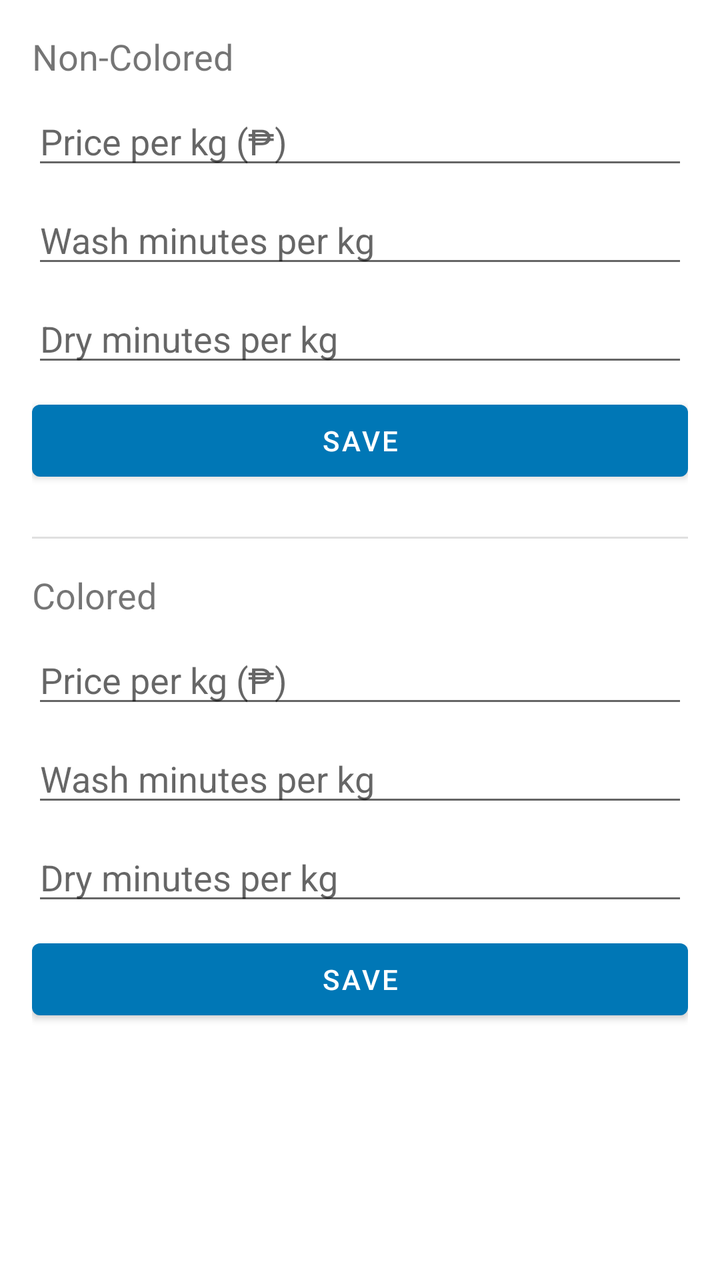
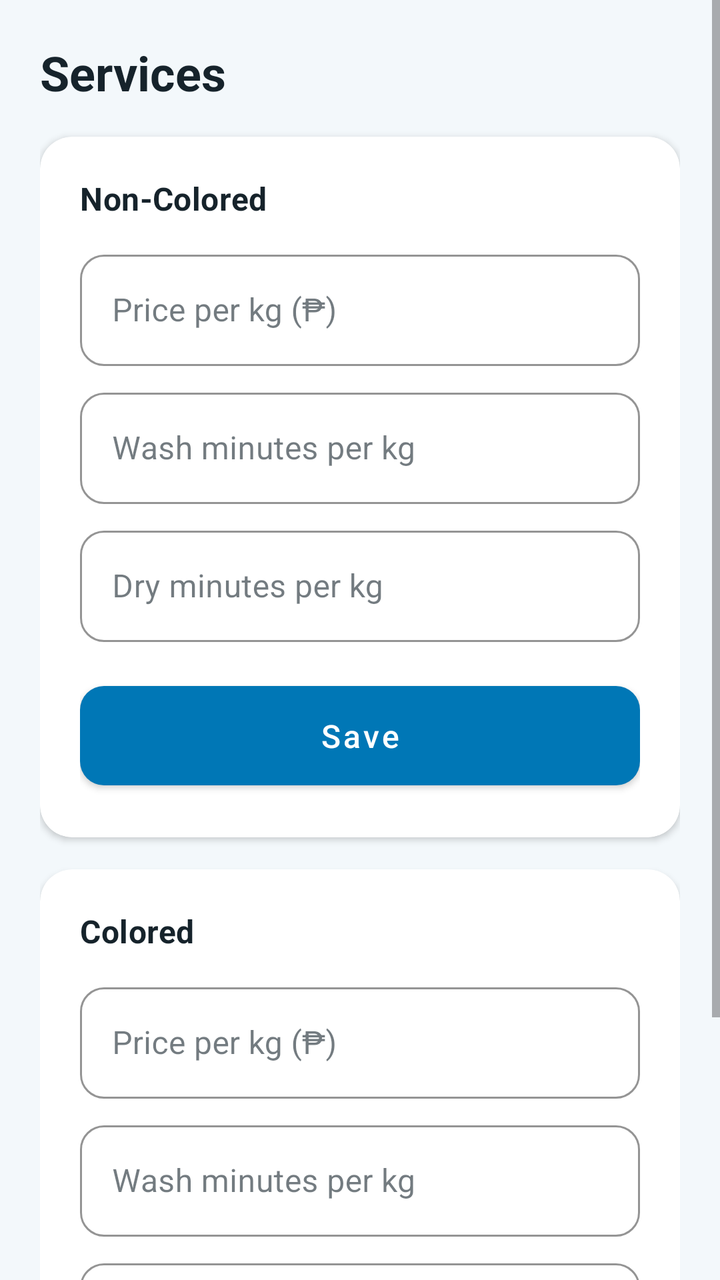

The first picture is an Android layout as it rendered before a commit; the second is the same layout after the commit. The layout source and the unified diff follow.
<!-- AndroidManifest.xml: application theme Theme.WashApp -->
<!-- res/layout/fragment_service_config.xml -->
<?xml version="1.0" encoding="utf-8"?>
<ScrollView xmlns:android="http://schemas.android.com/apk/res/android"
    android:layout_width="match_parent"
    android:layout_height="match_parent">

    <LinearLayout
        android:layout_width="match_parent"
        android:layout_height="wrap_content"
        android:orientation="vertical"
        android:padding="16dp">

        <TextView
            android:layout_width="wrap_content"
            android:layout_height="wrap_content"
            android:text="@string/title_service_non_colored"
            android:textSize="18sp" />

        <EditText
            android:id="@+id/nonColoredPriceInput"
            android:layout_width="match_parent"
            android:layout_height="wrap_content"
            android:hint="@string/hint_price_per_kg"
            android:inputType="numberDecimal"
            android:layout_marginTop="8dp" />

        <EditText
            android:id="@+id/nonColoredWashInput"
            android:layout_width="match_parent"
            android:layout_height="wrap_content"
            android:hint="@string/hint_wash_minutes_per_kg"
            android:inputType="number"
            android:layout_marginTop="8dp" />

        <EditText
            android:id="@+id/nonColoredDryInput"
            android:layout_width="match_parent"
            android:layout_height="wrap_content"
            android:hint="@string/hint_dry_minutes_per_kg"
            android:inputType="number"
            android:layout_marginTop="8dp" />

        <Button
            android:id="@+id/saveNonColoredButton"
            android:layout_width="match_parent"
            android:layout_height="wrap_content"
            android:text="@string/action_save"
            android:layout_marginTop="8dp" />

        <View
            android:layout_width="match_parent"
            android:layout_height="1dp"
            android:background="?android:attr/listDivider"
            android:layout_marginTop="24dp"
            android:layout_marginBottom="16dp" />

        <TextView
            android:layout_width="wrap_content"
            android:layout_height="wrap_content"
            android:text="@string/title_service_colored"
            android:textSize="18sp" />

        <EditText
            android:id="@+id/coloredPriceInput"
            android:layout_width="match_parent"
            android:layout_height="wrap_content"
            android:hint="@string/hint_price_per_kg"
            android:inputType="numberDecimal"
            android:layout_marginTop="8dp" />

        <EditText
            android:id="@+id/coloredWashInput"
            android:layout_width="match_parent"
            android:layout_height="wrap_content"
            android:hint="@string/hint_wash_minutes_per_kg"
            android:inputType="number"
            android:layout_marginTop="8dp" />

        <EditText
            android:id="@+id/coloredDryInput"
            android:layout_width="match_parent"
            android:layout_height="wrap_content"
            android:hint="@string/hint_dry_minutes_per_kg"
            android:inputType="number"
            android:layout_marginTop="8dp" />

        <Button
            android:id="@+id/saveColoredButton"
            android:layout_width="match_parent"
            android:layout_height="wrap_content"
            android:text="@string/action_save"
            android:layout_marginTop="8dp" />

    </LinearLayout>

</ScrollView>
<!-- resources referenced by this layout -->
<resources>
  <string name="action_save">Save</string>
  <string name="hint_dry_minutes_per_kg">Dry minutes per kg</string>
  <string name="hint_price_per_kg">Price per kg (₱)</string>
  <string name="hint_wash_minutes_per_kg">Wash minutes per kg</string>
  <string name="title_service_colored">Colored</string>
  <string name="title_service_non_colored">Non-Colored</string>
  <style name="Theme.WashApp" parent="Theme.MaterialComponents.DayNight.NoActionBar">
          <item name="colorPrimary">@color/washapp_primary</item>
          <item name="colorPrimaryDark">@color/washapp_primary_dark</item>
          <item name="colorAccent">@color/washapp_accent</item>
          <item name="android:windowBackground">@color/washapp_background</item>
      </style>
  <color name="washapp_primary">#0077B6</color>
  <color name="washapp_primary_dark">#023E8A</color>
  <color name="washapp_accent">#48CAE4</color>
  <color name="washapp_background">#FFFFFF</color>
</resources>

<!-- the commit's change to res/layout/fragment_service_config.xml (unified diff, before → after) -->
@@ -1,94 +1,161 @@
 <?xml version="1.0" encoding="utf-8"?>
 <ScrollView xmlns:android="http://schemas.android.com/apk/res/android"
+    xmlns:app="http://schemas.android.com/apk/res-auto"
     android:layout_width="match_parent"
-    android:layout_height="match_parent">
+    android:layout_height="match_parent"
+    android:background="@color/washapp_background">
 
     <LinearLayout
         android:layout_width="match_parent"
         android:layout_height="wrap_content"
         android:orientation="vertical"
-        android:padding="16dp">
+        android:padding="20dp">
 
         <TextView
             android:layout_width="wrap_content"
             android:layout_height="wrap_content"
-            android:text="@string/title_service_non_colored"
-            android:textSize="18sp" />
+            android:text="@string/title_service_config"
+            android:textAppearance="@style/TextAppearance.WashApp.Headline"
+            android:layout_marginBottom="16dp" />
 
-        <EditText
-            android:id="@+id/nonColoredPriceInput"
+        <com.google.android.material.card.MaterialCardView
             android:layout_width="match_parent"
             android:layout_height="wrap_content"
-            android:hint="@string/hint_price_per_kg"
-            android:inputType="numberDecimal"
-            android:layout_marginTop="8dp" />
+            app:cardCornerRadius="16dp"
+            app:cardElevation="2dp"
+            app:strokeWidth="0dp">
 
-        <EditText
-            android:id="@+id/nonColoredWashInput"
+            <LinearLayout
+                android:layout_width="match_parent"
+                android:layout_height="wrap_content"
+                android:orientation="vertical"
+                android:padding="20dp">
+
+                <TextView
+                    android:layout_width="wrap_content"
+                    android:layout_height="wrap_content"
+                    android:text="@string/title_service_non_colored"
+                    android:textAppearance="@style/TextAppearance.WashApp.Title" />
+
+                <com.google.android.material.textfield.TextInputLayout
+                    android:layout_width="match_parent"
+                    android:layout_height="wrap_content"
+                    android:layout_marginTop="12dp"
+                    android:hint="@string/hint_price_per_kg">
+
+                    <com.google.android.material.textfield.TextInputEditText
+                        android:id="@+id/nonColoredPriceInput"
+                        android:layout_width="match_parent"
+                        android:layout_height="wrap_content"
+                        android:inputType="numberDecimal" />
+                </com.google.android.material.textfield.TextInputLayout>
+
+                <com.google.android.material.textfield.TextInputLayout
+                    android:layout_width="match_parent"
+                    android:layout_height="wrap_content"
+                    android:layout_marginTop="8dp"
+                    android:hint="@string/hint_wash_minutes_per_kg">
+
+                    <com.google.android.material.textfield.TextInputEditText
+                        android:id="@+id/nonColoredWashInput"
+                        android:layout_width="match_parent"
+                        android:layout_height="wrap_content"
+                        android:inputType="number" />
+                </com.google.android.material.textfield.TextInputLayout>
+
+                <com.google.android.material.textfield.TextInputLayout
+                    android:layout_width="match_parent"
+                    android:layout_height="wrap_content"
+                    android:layout_marginTop="8dp"
+                    android:hint="@string/hint_dry_minutes_per_kg">
+
+                    <com.google.android.material.textfield.TextInputEditText
+                        android:id="@+id/nonColoredDryInput"
+                        android:layout_width="match_parent"
+                        android:layout_height="wrap_content"
+                        android:inputType="number" />
+                </com.google.android.material.textfield.TextInputLayout>
+
+                <com.google.android.material.button.MaterialButton
+                    android:id="@+id/saveNonColoredButton"
+                    android:layout_width="match_parent"
+                    android:layout_height="wrap_content"
+                    android:text="@string/action_save"
+                    android:layout_marginTop="16dp" />
+
+            </LinearLayout>
+
+        </com.google.android.material.card.MaterialCardView>
+
+        <com.google.android.material.card.MaterialCardView
             android:layout_width="match_parent"
             android:layout_height="wrap_content"
-            android:hint="@string/hint_wash_minutes_per_kg"
-            android:inputType="number"
-            android:layout_marginTop="8dp" />
+            android:layout_marginTop="16dp"
+            app:cardCornerRadius="16dp"
+            app:cardElevation="2dp"
+            app:strokeWidth="0dp">
 
-        <EditText
-            android:id="@+id/nonColoredDryInput"
-            android:layout_width="match_parent"
-            android:layout_height="wrap_content"
-            android:hint="@string/hint_dry_minutes_per_kg"
-            android:inputType="number"
-            android:layout_marginTop="8dp" />
+            <LinearLayout
+                android:layout_width="match_parent"
+                android:layout_height="wrap_content"
+                android:orientation="vertical"
+                android:padding="20dp">
 
-        <Button
-            android:id="@+id/saveNonColoredButton"
-            android:layout_width="match_parent"
-            android:layout_height="wrap_content"
-            android:text="@string/action_save"
-            android:layout_marginTop="8dp" />
+                <TextView
+                    android:layout_width="wrap_content"
+                    android:layout_height="wrap_content"
+                    android:text="@string/title_service_colored"
+                    android:textAppearance="@style/TextAppearance.WashApp.Title" />
 
-        <View
-            android:layout_width="match_parent"
-            android:layout_height="1dp"
-            android:background="?android:attr/listDivider"
-            android:layout_marginTop="24dp"
-            android:layout_marginBottom="16dp" />
+                <com.google.android.material.textfield.TextInputLayout
+                    android:layout_width="match_parent"
+                    android:layout_height="wrap_content"
+                    android:layout_marginTop="12dp"
+                    android:hint="@string/hint_price_per_kg">
 
-        <TextView
-            android:layout_width="wrap_content"
-            android:layout_height="wrap_content"
-            android:text="@string/title_service_colored"
-            android:textSize="18sp" />
+                    <com.google.android.material.textfield.TextInputEditText
+                        android:id="@+id/coloredPriceInput"
+                        android:layout_width="match_parent"
+                        android:layout_height="wrap_content"
+                        android:inputType="numberDecimal" />
+                </com.google.android.material.textfield.TextInputLayout>
 
-        <EditText
-            android:id="@+id/coloredPriceInput"
-            android:layout_width="match_parent"
-            android:layout_height="wrap_content"
-            android:hint="@string/hint_price_per_kg"
-            android:inputType="numberDecimal"
-            android:layout_marginTop="8dp" />
+                <com.google.android.material.textfield.TextInputLayout
+                    android:layout_width="match_parent"
+                    android:layout_height="wrap_content"
+                    android:layout_marginTop="8dp"
+                    android:hint="@string/hint_wash_minutes_per_kg">
 
-        <EditText
-            android:id="@+id/coloredWashInput"
-            android:layout_width="match_parent"
-            android:layout_height="wrap_content"
-            android:hint="@string/hint_wash_minutes_per_kg"
-            android:inputType="number"
-            android:layout_marginTop="8dp" />
+                    <com.google.android.material.textfield.TextInputEditText
+                        android:id="@+id/coloredWashInput"
+                        android:layout_width="match_parent"
+                        android:layout_height="wrap_content"
+                        android:inputType="number" />
+                </com.google.android.material.textfield.TextInputLayout>
 
-        <EditText
-            android:id="@+id/coloredDryInput"
-            android:layout_width="match_parent"
-            android:layout_height="wrap_content"
-            android:hint="@string/hint_dry_minutes_per_kg"
-            android:inputType="number"
-            android:layout_marginTop="8dp" />
+                <com.google.android.material.textfield.TextInputLayout
+                    android:layout_width="match_parent"
+                    android:layout_height="wrap_content"
+                    android:layout_marginTop="8dp"
+                    android:hint="@string/hint_dry_minutes_per_kg">
 
-        <Button
-            android:id="@+id/saveColoredButton"
-            android:layout_width="match_parent"
-            android:layout_height="wrap_content"
-            android:text="@string/action_save"
-            android:layout_marginTop="8dp" />
+                    <com.google.android.material.textfield.TextInputEditText
+                        android:id="@+id/coloredDryInput"
+                        android:layout_width="match_parent"
+                        android:layout_height="wrap_content"
+                        android:inputType="number" />
+                </com.google.android.material.textfield.TextInputLayout>
+
+                <com.google.android.material.button.MaterialButton
+                    android:id="@+id/saveColoredButton"
+                    android:layout_width="match_parent"
+                    android:layout_height="wrap_content"
+                    android:text="@string/action_save"
+                    android:layout_marginTop="16dp" />
+
+            </LinearLayout>
+
+        </com.google.android.material.card.MaterialCardView>
 
     </LinearLayout>
 
<!-- resource entries referenced after the edit -->
@@ -5,16 +5,50 @@
   <string name="hint_price_per_kg">Price per kg (₱)</string>
   <string name="hint_wash_minutes_per_kg">Wash minutes per kg</string>
   <string name="title_service_colored">Colored</string>
+  <string name="title_service_config">Services</string>
   <string name="title_service_non_colored">Non-Colored</string>
+  <style name="TextAppearance.WashApp.Headline" parent="TextAppearance.MaterialComponents.Headline5">
+          <item name="android:textColor">@color/washapp_on_surface</item>
+          <item name="android:textStyle">bold</item>
+      </style>
+  <style name="TextAppearance.WashApp.Title" parent="TextAppearance.MaterialComponents.Subtitle1">
+          <item name="android:textColor">@color/washapp_on_surface</item>
+          <item name="android:textStyle">bold</item>
+      </style>
   <style name="Theme.WashApp" parent="Theme.MaterialComponents.DayNight.NoActionBar">
           <item name="colorPrimary">@color/washapp_primary</item>
           <item name="colorPrimaryDark">@color/washapp_primary_dark</item>
           <item name="colorAccent">@color/washapp_accent</item>
+          <item name="colorOnPrimary">@color/washapp_on_primary</item>
+          <item name="colorSurface">@color/washapp_surface</item>
+          <item name="colorOnSurface">@color/washapp_on_surface</item>
+          <item name="colorError">@color/washapp_error</item>
           <item name="android:windowBackground">@color/washapp_background</item>
+          <item name="materialButtonStyle">@style/Widget.WashApp.Button</item>
+          <item name="textInputStyle">@style/Widget.WashApp.TextInputLayout</item>
       </style>
+  <color name="washapp_on_surface">#16232B</color>
   <color name="washapp_primary">#0077B6</color>
   <color name="washapp_primary_dark">#023E8A</color>
-  <color name="washapp_accent">#48CAE4</color>
-  <color name="washapp_background">#FFFFFF</color>
+  <color name="washapp_accent">#00B4D8</color>
+  <color name="washapp_on_primary">#FFFFFF</color>
+  <color name="washapp_surface">#FFFFFF</color>
+  <color name="washapp_error">#BA1A1A</color>
+  <style name="Widget.WashApp.Button" parent="Widget.MaterialComponents.Button">
+          <item name="cornerRadius">12dp</item>
+          <item name="android:textAllCaps">false</item>
+          <item name="android:textSize">16sp</item>
+          <item name="android:paddingTop">14dp</item>
+          <item name="android:paddingBottom">14dp</item>
+      </style>
+  <style name="Widget.WashApp.TextInputLayout" parent="Widget.MaterialComponents.TextInputLayout.OutlinedBox">
+          <item name="boxCornerRadiusTopStart">12dp</item>
+          <item name="boxCornerRadiusTopEnd">12dp</item>
+          <item name="boxCornerRadiusBottomStart">12dp</item>
+          <item name="boxCornerRadiusBottomEnd">12dp</item>
+          <item name="boxStrokeColor">@color/washapp_primary</item>
+          <item name="hintTextColor">@color/washapp_primary</item>
+      </style>
+  <color name="washapp_background">#F3F8FB</color>
 </resources>
 
